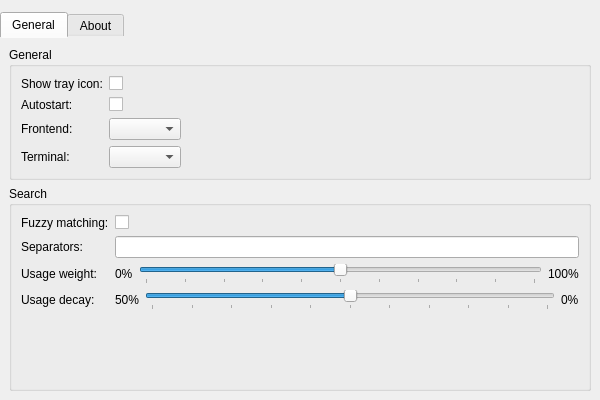
Qt form src/lib/settings/settingswindow.ui (albertlauncher/albert) before a commit.
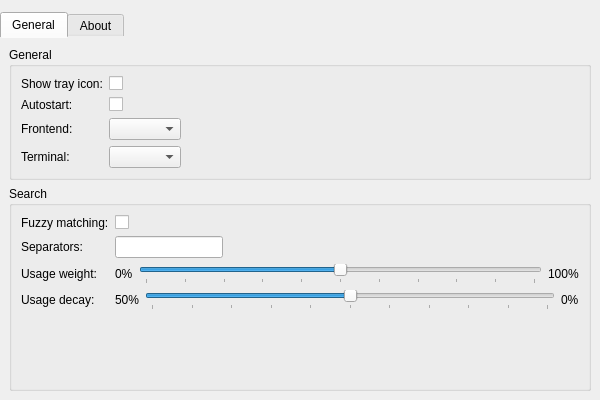
The same form after that commit. The open tabs and pages were chosen to show the change. Icons and pictures are not drawn.

Patch:
```diff
--- a/src/lib/settings/settingswindow.ui
+++ b/src/lib/settings/settingswindow.ui
@@ -86,6 +86,12 @@
           </item>
           <item row="0" column="1">
            <widget class="QCheckBox" name="checkBox_showTray">
+            <property name="sizePolicy">
+             <sizepolicy hsizetype="Fixed" vsizetype="Fixed">
+              <horstretch>0</horstretch>
+              <verstretch>0</verstretch>
+             </sizepolicy>
+            </property>
             <property name="toolTip">
              <string>&lt;html&gt;&lt;head/&gt;&lt;body&gt;&lt;p&gt;If this option is enabled, albert displays an icon in the system tray.&lt;/p&gt;&lt;/body&gt;&lt;/html&gt;</string>
             </property>
@@ -105,7 +111,14 @@
            </widget>
           </item>
           <item row="1" column="1">
-           <widget class="QCheckBox" name="checkBox_autostart"/>
+           <widget class="QCheckBox" name="checkBox_autostart">
+            <property name="sizePolicy">
+             <sizepolicy hsizetype="Fixed" vsizetype="Fixed">
+              <horstretch>0</horstretch>
+              <verstretch>0</verstretch>
+             </sizepolicy>
+            </property>
+           </widget>
           </item>
           <item row="3" column="0">
            <widget class="QLabel" name="label_term">
@@ -151,6 +164,12 @@
           </item>
           <item row="0" column="1">
            <widget class="QCheckBox" name="checkBox_fuzzy">
+            <property name="sizePolicy">
+             <sizepolicy hsizetype="Fixed" vsizetype="Fixed">
+              <horstretch>0</horstretch>
+              <verstretch>0</verstretch>
+             </sizepolicy>
+            </property>
             <property name="text">
              <string/>
             </property>
@@ -167,7 +186,14 @@
            </widget>
           </item>
           <item row="1" column="1">
-           <widget class="QLineEdit" name="lineEdit_separators"/>
+           <widget class="QLineEdit" name="lineEdit_separators">
+            <property name="sizePolicy">
+             <sizepolicy hsizetype="Fixed" vsizetype="Fixed">
+              <horstretch>0</horstretch>
+              <verstretch>0</verstretch>
+             </sizepolicy>
+            </property>
+           </widget>
           </item>
           <item row="2" column="1">
            <layout class="QHBoxLayout" name="horizontalLayout">
```
Left out of the diff: 6 changed lines with no effect on the pictures.
